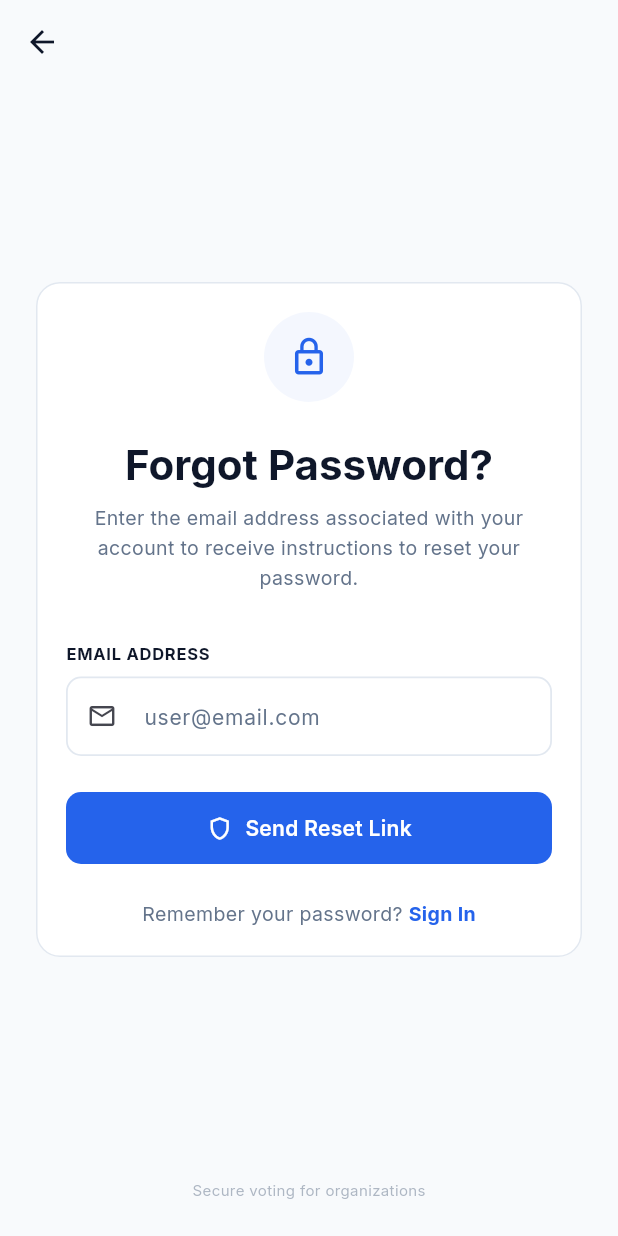
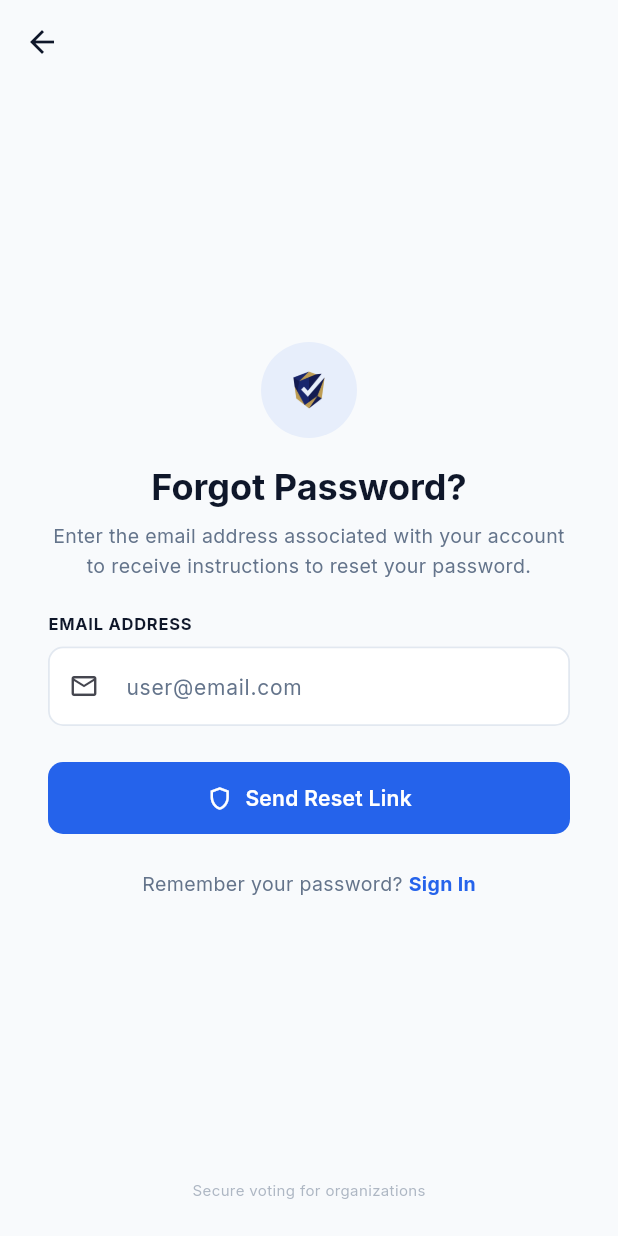
Before and after one commit to rehan-mirjat/Secure-E-Voting, a Flutter app: the ForgotPasswordScreen screen opened by its route, on a phone screen of 412 x 824 dp. Run offline on Flutter 3.47's test engine with Material 3 defaults, Android fonts, the phone set to English and light mode, and no system bars; our stand-ins replace cloud_firestore, cloud_functions, firebase_auth, firebase_core, firebase_storage, flutter_riverpod and 5 more; accounts and stored records are empty; network calls fail.

Commit message:
Standardize transparent shield logo badge across login, signup, and forgot password screens

```diff
--- a/lib/features/auth/presentation/forgot_password_screen.dart
+++ b/lib/features/auth/presentation/forgot_password_screen.dart
@@ -88,25 +88,30 @@ class _ForgotPasswordScreenState extends ConsumerState<ForgotPasswordScreen> {
 
   @override
   Widget build(BuildContext context) {
+    final isMobile = MediaQuery.sizeOf(context).width < 600;
+
     return AuthSplitLayout(
       showMobileBranding: false,
       onMobileBackTap: widget.onBackToLoginTap,
       child: Center(
         child: SingleChildScrollView(
           padding: EdgeInsets.symmetric(
-            horizontal: MediaQuery.sizeOf(context).width < 380 ? 12 : 24,
-            vertical: MediaQuery.sizeOf(context).height < 700 ? 20 : 40,
+            horizontal: isMobile ? 16 : 24,
+            vertical: isMobile ? 16 : 32,
           ),
           child: ConstrainedBox(
             constraints: const BoxConstraints(maxWidth: 440),
             child: Card(
               elevation: 0,
+              color: isMobile ? Colors.transparent : null,
               shape: RoundedRectangleBorder(
                 borderRadius: BorderRadius.circular(16),
-                side: const BorderSide(color: AppTheme.borderLight),
+                side: isMobile
+                    ? BorderSide.none
+                    : const BorderSide(color: AppTheme.borderLight),
               ),
               child: Padding(
-                padding: EdgeInsets.all(MediaQuery.sizeOf(context).width < 420 ? 20 : 36),
+                padding: EdgeInsets.all(isMobile ? 16 : 36),
                 child: Form(
                   key: _formKey,
                   child: Column(
@@ -114,22 +119,23 @@ class _ForgotPasswordScreenState extends ConsumerState<ForgotPasswordScreen> {
                     children: [
                       Center(
                         child: Container(
-                          padding: const EdgeInsets.all(16),
+                          width: 64,
+                          height: 64,
+                          padding: const EdgeInsets.all(12),
                           decoration: BoxDecoration(
-                            color: AppTheme.primaryBlue.withValues(alpha: 0.05),
+                            color: AppTheme.primaryBlue.withValues(alpha: 0.08),
                             shape: BoxShape.circle,
                           ),
-                          child: const Icon(
-                            Icons.lock_outline,
-                            size: 28,
-                            color: AppTheme.primaryBlue,
+                          child: Image.asset(
+                            'assets/icon/app_icon_transparent.png',
+                            fit: BoxFit.contain,
                           ),
                         ),
                       ),
-                      const SizedBox(height: 24),
+                      SizedBox(height: isMobile ? 16 : 20),
                       Text(
                         'Forgot Password?',
-                        style: Theme.of(context).textTheme.headlineMedium?.copyWith(
+                        style: Theme.of(context).textTheme.headlineSmall?.copyWith(
                               fontWeight: FontWeight.bold,
                               color: AppTheme.secondaryNavy,
                             ),
@@ -141,7 +147,7 @@ class _ForgotPasswordScreenState extends ConsumerState<ForgotPasswordScreen> {
                         style: TextStyle(color: AppTheme.textSecondary, fontSize: 13, height: 1.5),
                         textAlign: TextAlign.center,
                       ),
-                      const SizedBox(height: 32),
+                      SizedBox(height: isMobile ? 20 : 28),
 
                       if (_isSubmitted) ...[
                         Container(
```
